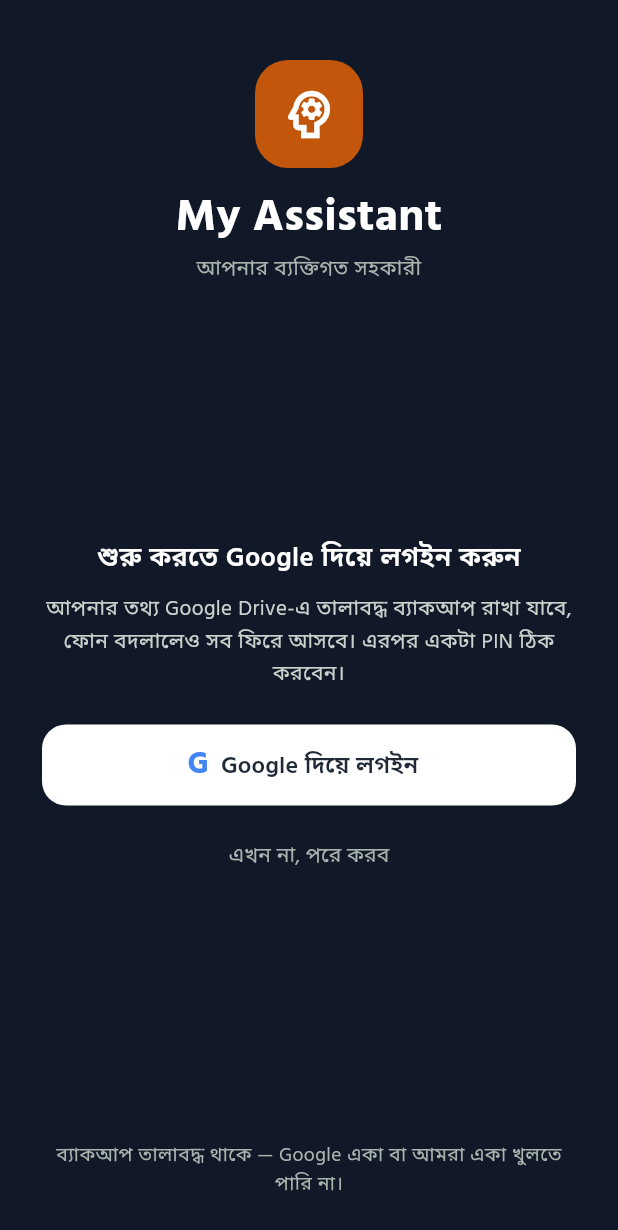
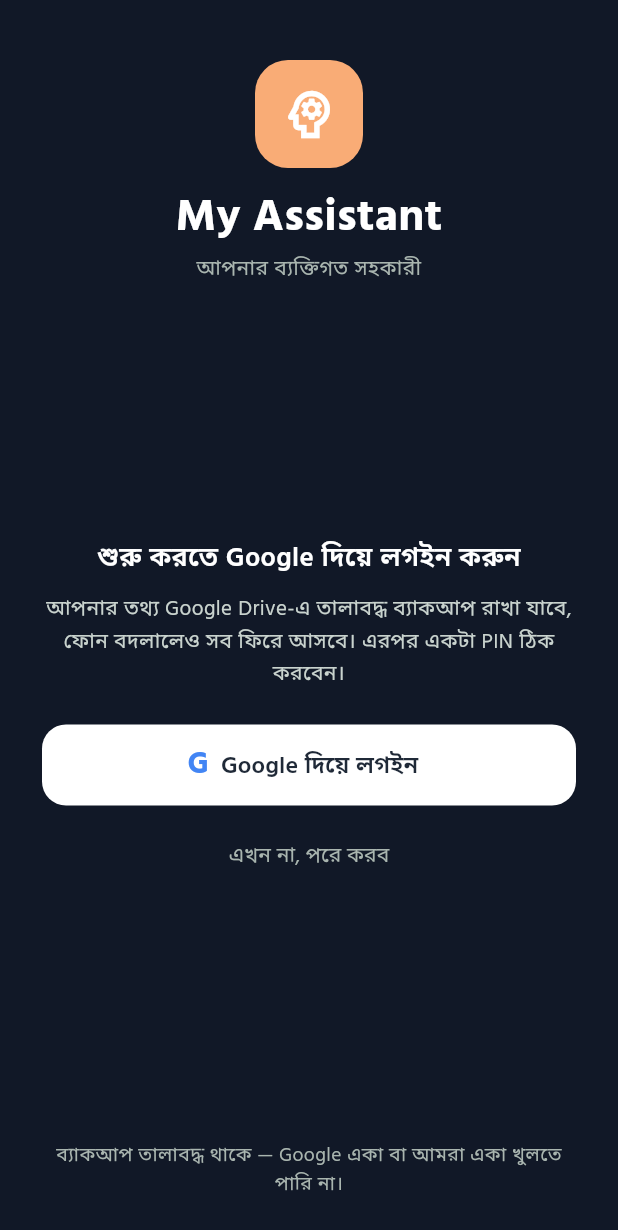
Before and after one commit to iamsaifsaiful/digital_brain, a Flutter app: the screen it shows after launch, on a phone screen of 412 x 824 dp. Shown: the top 1230 px of the screen. Run offline on Flutter 3.47's test engine with Material 3 defaults, Android fonts, the phone set to English and light mode, and no system bars; our stand-ins replace clock, flutter_local_notifications, flutter_secure_storage, flutter_tts, image_picker, local_auth and 4 more; missing offline and left inert: cryptography, dart:ffi, file_selector; accounts and stored records are empty; network calls fail.

Commit message:
2.55.0+113: সময়ের সাথে — the whole app goes from light to dark with the day
New look (default; a look the user chose stays): the colours follow the
home picture's light at the user's place. Backgrounds blend (C.mix), but
never rest between 0.3 and 0.7 (a grey page with grey letters); letters,
marks and the accent switch at half way; the text on the accent and on
ink picks whichever reads better. The app checks the light every minute
and rebuilds only when it moved a step (0.05).

Co-Authored-By: Claude Opus 5.5 <noreply@anthropic.com>
Claude-Session: https://claude.ai/code/session_01G1sAMBbMddrifXAjtJ8HxE

```diff
--- a/lib/app.dart
+++ b/lib/app.dart
@@ -1,8 +1,12 @@
+import 'dart:async';
+
 import 'package:flutter/material.dart';
 import 'package:flutter/services.dart';
 
 import 'logic/bn.dart';
 import 'logic/proactive.dart';
+import 'logic/calendar_bd.dart' show placeNamed, sunTimes;
+import 'logic/sky_light.dart';
 import 'screens/more_screen.dart' show BackupScreen;
 import 'screens/google_backup.dart' show restoreFromDrive;
 import 'screens/feedback_screen.dart' show FeedbackScreen;
@@ -49,6 +53,12 @@ class _DigitalBrainAppState extends State<DigitalBrainApp> with WidgetsBindingOb
     brain.services.notifier.tapped.addListener(_onNotificationTap);
     AppPlatform.listen();
     AppPlatform.launches.addListener(_onLaunch);
+    _dusk = Timer.periodic(const Duration(minutes: 1), (_) {
+      if (brain.look == Look.sun && brain.loaded && _applyLook()) {
+        setState(() {});
+        _rebuildAll();
+      }
+    });
     // Opened by a reminder before this page existed.
     WidgetsBinding.instance.addPostFrameCallback((_) async {
       _onNotificationTap();
@@ -59,6 +69,9 @@ class _DigitalBrainAppState extends State<DigitalBrainApp> with WidgetsBindingOb
       }
     });
   }
+
+  /// সময়ের সাথে: the colours move on with the light (checked every minute).
+  Timer? _dusk;
 
   @override
   void didUpdateWidget(DigitalBrainApp old) {
@@ -74,6 +87,7 @@ class _DigitalBrainAppState extends State<DigitalBrainApp> with WidgetsBindingOb
 
   @override
   void dispose() {
+    _dusk?.cancel();
     WidgetsBinding.instance.removeObserver(this);
     brain.removeListener(_onBrain);
     brain.services.notifier.tapped.removeListener(_onNotificationTap);
@@ -88,16 +102,18 @@ class _DigitalBrainAppState extends State<DigitalBrainApp> with WidgetsBindingOb
   /// the user's choice (and the phone's own dark mode for "ফোনের মতো").
   bool _applyLook() {
     final platformDark = WidgetsBinding.instance.platformDispatcher.platformBrightness == Brightness.dark;
-    final dark = switch (brain.look) {
-      Look.dark => true,
-      Look.light => false,
-      Look.system => platformDark,
+    final mix = switch (brain.look) {
+      Look.dark => 1.0,
+      Look.light => 0.0,
+      Look.system => platformDark ? 1.0 : 0.0,
+      Look.sun => duskMix(brain),
     };
     final size = brain.easyMode ? (brain.letterSize < 1.15 ? 1.15 : brain.letterSize) : brain.letterSize;
-    final stamp = '$dark|${brain.accentKey}|${brain.english}|$size';
+    final stamp = '${mix.toStringAsFixed(2)}|${brain.accentKey}|${brain.english}|$size';
     if (stamp == _lookStamp) return false;
     _lookStamp = stamp;
-    C.dark = dark;
+    C.mix = mix;
+    C.dark = mix >= 0.5;
     C.accent = accentFor(brain.accentKey);
     isEn = brain.english;
     textScale = size;
@@ -443,3 +459,18 @@ class _LoadError extends StatelessWidget {
         ),
       );
 }
+
+
+/// How dark the app is now in the সময়ের সাথে look (0 day … 1 night): the
+/// home picture's night amount at the user's place, in steps of 0.05 so the
+/// pages are rebuilt only now and then while it changes, never resting
+/// between 0.3 and 0.7.
+double duskMix(Brain brain) {
+  final now = brain.services.now();
+  final sun = sunTimes(now, placeNamed(brain.district));
+  final n = skyLight(now, sun.sunrise, sun.sunset).night.clamp(0.0, 1.0);
+  // The page dims slowly to 0.3, crosses the middle at once (a grey page
+  // with grey letters is hard to read), then deepens slowly from 0.7.
+  final m = n < 0.5 ? n * 0.6 : 0.7 + (n - 0.5) * 0.6;
+  return (m * 20).round() / 20;
+}
--- a/lib/logic/strings_en.dart
+++ b/lib/logic/strings_en.dart
@@ -4172,4 +4172,5 @@ const enStrings = <String, String>{
   'সঞ্চয়ের লক্ষ্য যুক্ত করুন': 'Add a savings goal',
   'অ্যালার্ম যুক্ত করুন': 'Add an alarm',
   'ব্যাকআপ নিন — ফোন হারালেও সব ফিরে পাবেন': 'Take a backup — get everything back even if the phone is lost',
+  'সময়ের সাথে': 'With the time',
 };
--- a/lib/screens/home_page.dart
+++ b/lib/screens/home_page.dart
@@ -313,7 +313,7 @@ class _HomeHeroState extends State<HomeHero> {
     final top = MediaQuery.of(context).padding.top;
     final height = top + 318.0;
     // In the dark look the day is a little dimmer, so it sits with the page.
-    final dim = (light.dim + (C.dark ? 0.16 * (1 - light.night) : 0)).clamp(0.0, 0.6);
+    final dim = (light.dim + 0.16 * C.mix * (1 - light.night)).clamp(0.0, 0.6);
 
     Widget picture = Stack(fit: StackFit.expand, children: [
       Image.asset('assets/sky/day.jpg', fit: BoxFit.cover, alignment: const Alignment(0, 0.55), gaplessPlayback: true, excludeFromSemantics: true),
--- a/lib/screens/more_screen.dart
+++ b/lib/screens/more_screen.dart
@@ -35,7 +35,7 @@ import '../ui/pro_gate.dart';
 import '../logic/lang.dart';
 import '../ui/pdf_export.dart';
 
-const appVersion = '2.54.1';
+const appVersion = '2.55.0';
 
 /// "আমি": Pro, reminder check, backup and security, voice, and the rest.
 class MoreScreen extends StatefulWidget {
--- a/lib/screens/settings_parts.dart
+++ b/lib/screens/settings_parts.dart
@@ -212,7 +212,7 @@ class LookSection extends StatelessWidget {
         const SizedBox(height: 18),
         label(tr('থিম')),
         SegTabs<Look>(
-          items: [(Look.system, tr('ফোনের মতো')), (Look.light, tr('আলো')), (Look.dark, tr('অন্ধকার'))],
+          items: [(Look.sun, tr('সময়ের সাথে')), (Look.system, tr('ফোনের মতো')), (Look.light, tr('আলো')), (Look.dark, tr('অন্ধকার'))],
           value: brain.look,
           onChanged: (v) => brain.setLook(v),
         ),
--- a/lib/state/brain.dart
+++ b/lib/state/brain.dart
@@ -993,7 +993,7 @@ class Brain extends ChangeNotifier {
   // ── Look and language (সেটিংস › চেহারা, ভাষা) ──
 
   /// Light, dark, or as the phone is.
-  Look look = Look.system;
+  Look look = Look.sun;
 
   /// The accent colour's key (see `accents`).
   /// Default: কমলা (owner, 25 Oct); a colour the user chose stays.
@@ -1065,7 +1065,7 @@ class Brain extends ChangeNotifier {
     try {
       final keys = services.lock.keys;
       final saved = await keys.read('look');
-      look = Look.values.firstWhere((l) => l.name == saved, orElse: () => Look.system);
+      look = Look.values.firstWhere((l) => l.name == saved, orElse: () => Look.sun);
       accentKey = await keys.read('accent') ?? 'amber';
       english = (await keys.read('lang')) == 'en';
       letterSize = double.tryParse(await keys.read('letter_size') ?? '') ?? 1.0;
--- a/lib/ui/theme.dart
+++ b/lib/ui/theme.dart
@@ -2,7 +2,9 @@ import 'package:flutter/material.dart';
 
 /// The app's look: light or dark, and the main accent colour. Chosen in
 /// সেটিংস › চেহারা and read by [C] while the screens build.
-enum Look { system, light, dark }
+/// [sun]: light by day, dark by night, changing slowly through dawn and
+/// dusk with the home picture (owner, 25 Oct) — the default.
+enum Look { sun, system, light, dark }
 
 class Accent {
   const Accent(this.key, this.name, this.nameEn, this.main, this.dark, this.tint, this.tintDark);
@@ -55,10 +57,19 @@ String colorKey(Color c) => '#${(c.toARGB32() & 0xFFFFFF).toRadixString(16).padL
 /// Old names stay and point at the new tokens.
 class C {
   /// Set by the app before building; screens read colours through [C].
+  /// [mix] is how far towards the dark set (0 light … 1 dark); [dark] is
+  /// true from half way (bars, the platform brightness).
   static bool dark = false;
+  static double mix = 0;
   static Accent accent = accentFor('amber');
 
-  static Color _p(int light, int night) => Color(dark ? night : light);
+  static Color _p(int light, int night) => mix <= 0 ? Color(light) : (mix >= 1 ? Color(night) : Color.lerp(Color(light), Color(night), mix)!);
+
+  /// Letters and marks: never a washed in-between grey — the light set's
+  /// until half way, the dark set's after (the ground under them never
+  /// stops in the middle either, see `duskMix`).
+  static Color _f(int light, int night) => Color(mix < 0.5 ? light : night);
+  static Color _mix(Color light, Color night) => mix <= 0 ? light : (mix >= 1 ? night : Color.lerp(light, night, mix)!);
 
   /// bg: the screen.
   static Color get ground => _p(0xFFF5F7F6, 0xFF121A33);
@@ -66,9 +77,9 @@ class C {
 
   /// surface2: counters, date blocks, quiet chips, the tabs' track.
   static Color get surface2 => _p(0xFFEDF2F0, 0xFF242E50);
-  static Color get ink => _p(0xFF192E28, 0xFFEEF1F8);
-  static Color get muted => _p(0xFF667871, 0xFFA3ADC6);
-  static Color get muted2 => _p(0xFF3E524B, 0xFFC7CEE0);
+  static Color get ink => _f(0xFF192E28, 0xFFEEF1F8);
+  static Color get muted => _f(0xFF667871, 0xFFA3ADC6);
+  static Color get muted2 => _f(0xFF3E524B, 0xFFC7CEE0);
   static Color get line => _p(0xFFDFE7E3, 0xFF2E3859);
   static Color get line2 => _p(0xFFDFE7E3, 0xFF2E3859);
   static Color get border => _p(0xFFDFE7E3, 0xFF2E3859);
@@ -77,7 +88,7 @@ class C {
   static Color get chip => surface2;
 
   /// Attention (late, may-not-ring, money to give).
-  static Color get warn => _p(0xFF92631C, 0xFFE5C487);
+  static Color get warn => _f(0xFF92631C, 0xFFE5C487);
   static Color get warnBg => _p(0xFFFBF5E9, 0xFF2A2732);
   static Color get warnBorder => _p(0xFFEBDFC5, 0xFF4A4232);
 
@@ -91,15 +102,26 @@ class C {
   /// washed out with white), with white letters still readable on it.
   /// accent; in the dark look a light glow (mint for the default green)
   /// with dark letters on it ([onAccent]).
-  static Color get green => dark ? (accent.key == 'green' ? const Color(0xFF8BD8BF) : _glow(accent.main, 0.72)) : accent.main;
-  static Color get greenDark => dark ? (accent.key == 'green' ? const Color(0xFFA9E6D2) : _glow(accent.main, 0.82)) : accent.dark;
+  static Color get green => mix < 0.5 ? accent.main : (accent.key == 'green' ? const Color(0xFF8BD8BF) : _glow(accent.main, 0.72));
+  static Color get greenDark => mix < 0.5 ? accent.dark : (accent.key == 'green' ? const Color(0xFFA9E6D2) : _glow(accent.main, 0.82));
 
   /// accentSoft: icon tiles, the active tab's pill, soft chips.
-  static Color get greenTint => dark ? (accent.key == 'green' ? const Color(0xFF1F3B47) : Color.alphaBlend(_glow(accent.main, 0.45).withValues(alpha: 0.22), surface)) : accent.tint;
-  static Color get greenSoft => dark ? Color.alphaBlend(_glow(accent.main, 0.45).withValues(alpha: 0.12), surface) : Color.lerp(accent.tint, Colors.white, 0.45)!;
+  static Color get greenTint => _mix(accent.tint, accent.key == 'green' ? const Color(0xFF1F3B47) : Color.alphaBlend(_glow(accent.main, 0.45).withValues(alpha: 0.22), surface));
+  static Color get greenSoft => _mix(Color.lerp(accent.tint, Colors.white, 0.45)!, Color.alphaBlend(_glow(accent.main, 0.45).withValues(alpha: 0.12), surface));
 
-  /// Letters and icons on the accent.
-  static Color get onAccent => dark ? const Color(0xFF102C21) : Colors.white;
+  /// Letters and icons on the accent: dark on a light fill, white on a deep
+  /// one (decided by the fill itself, so it stays readable while it changes).
+  static Color get onAccent => _readableOn(green, const Color(0xFF102C21), Colors.white);
+
+  /// Of [a] and [b], the one that reads better on [bg] (higher contrast).
+  static Color _readableOn(Color bg, Color a, Color b) {
+    double c(Color x) {
+      final l1 = bg.computeLuminance() + 0.05, l2 = x.computeLuminance() + 0.05;
+      return l1 > l2 ? l1 / l2 : l2 / l1;
+    }
+
+    return c(a) >= c(b) ? a : b;
+  }
 
   // Short names from the design.
   static Color get accentC => green;
@@ -112,30 +134,30 @@ class C {
 
   /// A colour's tint for its icon box: light in the light look, a glow over
   /// the card in the dark look.
-  static Color _tint(int light, int night) => dark ? Color.alphaBlend(Color(night).withValues(alpha: 0.20), surface) : Color(light);
+  static Color _tint(int light, int night) => _mix(Color(light), Color.alphaBlend(Color(night).withValues(alpha: 0.20), surface));
 
   // Category colours (24 Oct): calm, earthy versions, so pages read as one
   // quiet set rather than a rainbow.
   static Color get orange => warn;
-  static Color get orangeDark => _p(0xFF7A5216, 0xFFEDD3A0);
+  static Color get orangeDark => _f(0xFF7A5216, 0xFFEDD3A0);
   static Color get orangeTint => warnBg;
 
-  static Color get blue => _p(0xFF3D5F8A, 0xFF9DB7D6);
+  static Color get blue => _f(0xFF3D5F8A, 0xFF9DB7D6);
   static Color get blueTint => _tint(0xFFEDF1F6, 0xFF9DB7D6);
-  static Color get blueText => _p(0xFF2A4466, 0xFFC5D3E4);
+  static Color get blueText => _f(0xFF2A4466, 0xFFC5D3E4);
 
-  static Color get purple => _p(0xFF6A5A8E, 0xFFB4A6D2);
+  static Color get purple => _f(0xFF6A5A8E, 0xFFB4A6D2);
   static Color get purpleTint => _tint(0xFFF0EDF5, 0xFFB4A6D2);
 
-  static Color get ochre => _p(0xFF8A6420, 0xFFD9B56E);
+  static Color get ochre => _f(0xFF8A6420, 0xFFD9B56E);
   static Color get ochreTint => _tint(0xFFF6F0E3, 0xFFD9B56E);
 
-  static Color get red => _p(0xFFB33A2B, 0xFFEE8670);
+  static Color get red => _f(0xFFB33A2B, 0xFFEE8670);
 
-  static Color get teal => _p(0xFF2F6F67, 0xFF7FC4B8);
+  static Color get teal => _f(0xFF2F6F67, 0xFF7FC4B8);
   static Color get tealTint => _tint(0xFFE7F0EE, 0xFF7FC4B8);
-  static Color get rose => _p(0xFFA8434A, 0xFFE99AA0);
-  static Color get roseDark => _p(0xFF8A333A, 0xFFF2BCC0);
+  static Color get rose => _f(0xFFA8434A, 0xFFE99AA0);
+  static Color get roseDark => _f(0xFF8A333A, 0xFFF2BCC0);
   /// A rose fill that keeps white letters readable in both looks.
   static Color get roseFill => _p(0xFFA8434A, 0xFFC2554F);
   static Color get roseTint => _tint(0xFFF8EBEC, 0xFFE99AA0);
@@ -148,8 +170,8 @@ class C {
 
   /// Text on an [ink]-coloured fill (a selected chip, the user's bubble):
   /// white in the light look, dark in the dark look where [ink] is light.
-  static Color get onInk => _p(0xFFFFFFFF, 0xFF111827);
-  static Color get onInkMuted => _p(0xFFD1D5DB, 0xFF4B5563);
+  static Color get onInk => _readableOn(ink, const Color(0xFF111827), const Color(0xFFFFFFFF));
+  static Color get onInkMuted => onInk == const Color(0xFF111827) ? const Color(0xFF4B5563) : const Color(0xFFD1D5DB);
   static const mint = Color(0xFFA7F3D0);
   static const peach = Color(0xFFFDBA74);
   static const alarm = Color(0xFF0B3B30);
--- a/pubspec.yaml
+++ b/pubspec.yaml
@@ -1,7 +1,7 @@
 name: digital_brain
 description: My Assistant — আপনার ব্যক্তিগত সহকারী। কাজের তালিকা, রিমাইন্ডার, ফোন-মেসেজ, বাকি ও লেনদেন, নোট আর পাসওয়ার্ড — মুখে বলুন বা লিখুন।
 publish_to: 'none'
-version: 2.54.1+112
+version: 2.55.0+113
 
 environment:
   sdk: '>=3.6.0 <4.0.0'
```
Also changed, not shown: 1 other file.
